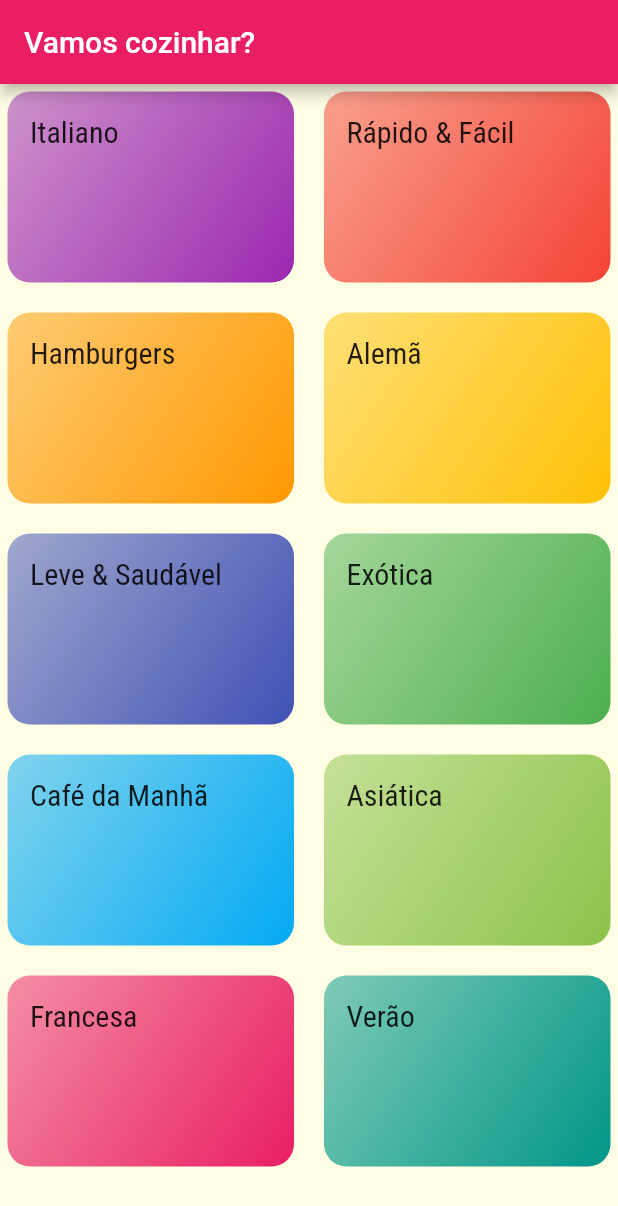
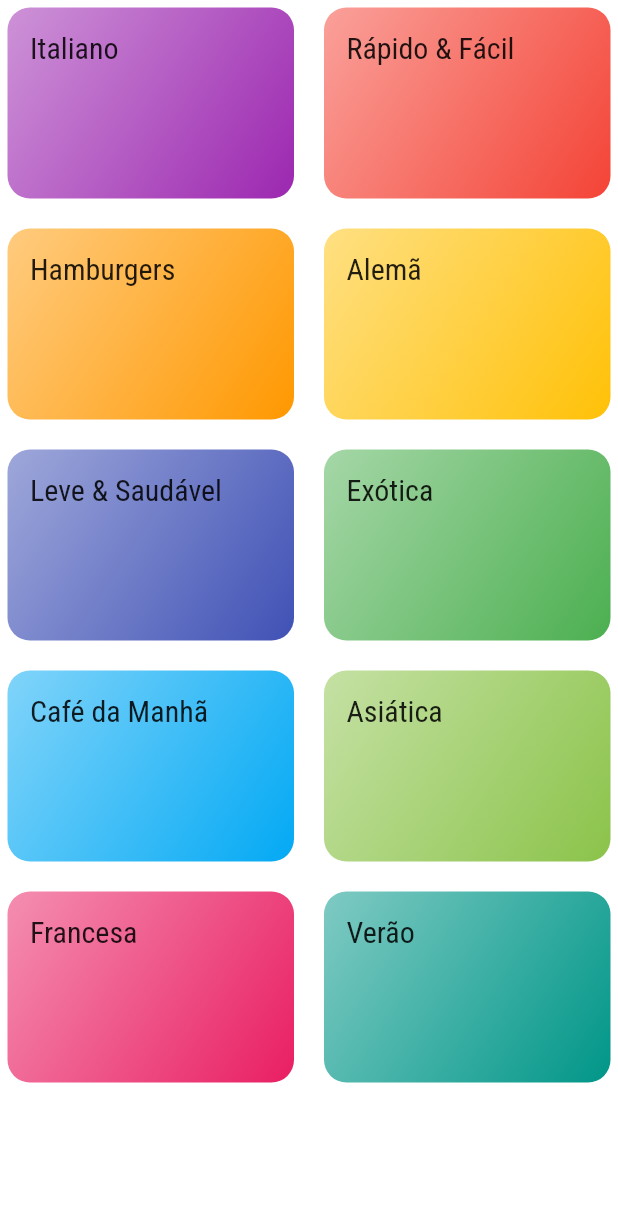
Before and after one commit to RicardoRaymundo/meals_app, a Flutter app: the screen it shows after launch, on a phone screen of 412 x 824 dp. Shown: the top 1206 px of the screen. Run offline on Flutter 3.47's test engine with Material 2 defaults, Android fonts, the phone set to English and light mode, and no system bars.

Commit message:
FEAT: updated categories screen

```diff
--- a/lib/screens/categories_screen.dart
+++ b/lib/screens/categories_screen.dart
@@ -7,11 +7,7 @@ class CategoriesScreen extends StatelessWidget {
 
   @override
   Widget build(BuildContext context) {
-    return Scaffold(
-      appBar: AppBar(
-        title: const Text('Vamos cozinhar?'),
-      ),
-      body: GridView(
+    return GridView(
       padding: const EdgeInsets.all(5),
       gridDelegate: const SliverGridDelegateWithMaxCrossAxisExtent(
         maxCrossAxisExtent: 200,
@@ -21,7 +17,6 @@ class CategoriesScreen extends StatelessWidget {
       ),
       children:
           dummyCategories.map((category) => CategoryItem(category)).toList(),
-      ),
     );
   }
 }
```
Lines whose indentation alone changed are shown as unchanged.
